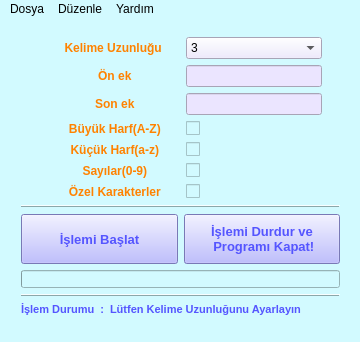
Old version of the form mainwindow.ui in the repository metaltrrocker/KelimeUreteciV1.
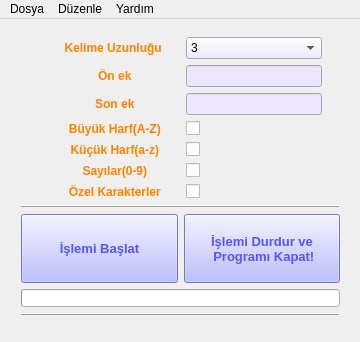
New version of the form. Icons and pictures are not drawn.

The edit to the form file:
```diff
--- a/mainwindow.ui
+++ b/mainwindow.ui
@@ -14,11 +14,23 @@
    </rect>
   </property>
   <property name="sizePolicy">
-   <sizepolicy hsizetype="Preferred" vsizetype="Preferred">
+   <sizepolicy hsizetype="Fixed" vsizetype="Fixed">
     <horstretch>0</horstretch>
     <verstretch>0</verstretch>
    </sizepolicy>
   </property>
+  <property name="minimumSize">
+   <size>
+    <width>360</width>
+    <height>342</height>
+   </size>
+  </property>
+  <property name="maximumSize">
+   <size>
+    <width>360</width>
+    <height>342</height>
+   </size>
+  </property>
   <property name="windowTitle">
    <string>Kelime Üreteci v1.0</string>
   </property>
@@ -30,8 +42,7 @@
    <bool>false</bool>
   </property>
   <property name="styleSheet">
-   <string notr="true">
-background-color: rgb(210, 250, 255);</string>
+   <string notr="true"/>
   </property>
   <property name="iconSize">
    <size>
@@ -394,6 +405,9 @@
      </item>
      <item>
       <layout class="QGridLayout" name="gridLayout_2">
+       <property name="sizeConstraint">
+        <enum>QLayout::SetDefaultConstraint</enum>
+       </property>
        <item row="0" column="1">
         <widget class="QPushButton" name="pushButton_2">
          <property name="sizePolicy">
@@ -422,7 +436,7 @@
        <item row="0" column="0">
         <widget class="QPushButton" name="pushButton">
          <property name="sizePolicy">
-          <sizepolicy hsizetype="Minimum" vsizetype="Expanding">
+          <sizepolicy hsizetype="Minimum" vsizetype="Preferred">
            <horstretch>0</horstretch>
            <verstretch>0</verstretch>
           </sizepolicy>
@@ -492,48 +506,7 @@
       </widget>
      </item>
      <item>
-      <layout class="QGridLayout" name="gridLayout_3">
-       <item row="0" column="0">
-        <widget class="QLabel" name="label_10">
-         <property name="sizePolicy">
-          <sizepolicy hsizetype="Fixed" vsizetype="Preferred">
-           <horstretch>0</horstretch>
-           <verstretch>0</verstretch>
-          </sizepolicy>
-         </property>
-         <property name="font">
-          <font>
-           <pointsize>8</pointsize>
-           <weight>75</weight>
-           <bold>true</bold>
-          </font>
-         </property>
-         <property name="styleSheet">
-          <string notr="true">color: rgb(85, 85, 255);</string>
-         </property>
-         <property name="text">
-          <string>İşlem Durumu  :</string>
-         </property>
-        </widget>
-       </item>
-       <item row="0" column="1">
-        <widget class="QLabel" name="label_11">
-         <property name="font">
-          <font>
-           <pointsize>8</pointsize>
-           <weight>75</weight>
-           <bold>true</bold>
-          </font>
-         </property>
-         <property name="styleSheet">
-          <string notr="true">color: rgb(85, 85, 255);</string>
-         </property>
-         <property name="text">
-          <string>Lütfen Kelime Uzunluğunu Ayarlayın</string>
-         </property>
-        </widget>
-       </item>
-      </layout>
+      <layout class="QGridLayout" name="gridLayout_3"/>
      </item>
     </layout>
    </widget>
@@ -548,10 +521,7 @@
     </rect>
    </property>
    <property name="font">
-    <font>
-     <weight>50</weight>
-     <bold>false</bold>
-    </font>
+    <font/>
    </property>
    <property name="layoutDirection">
     <enum>Qt::LeftToRight</enum>
```
Left out of the diff: 15 changed lines with no effect on the pictures.
